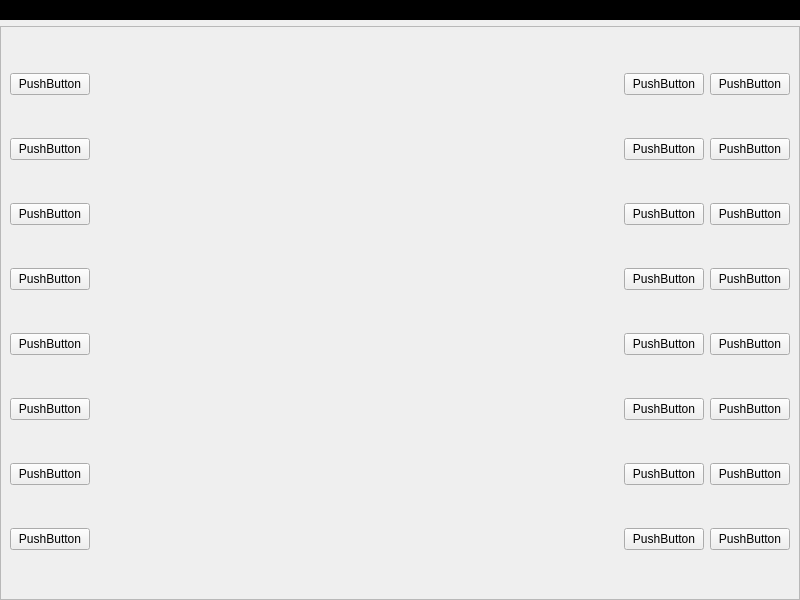
NOMAD1992/qtmenu, file mainwindow.ui: the form before one commit.
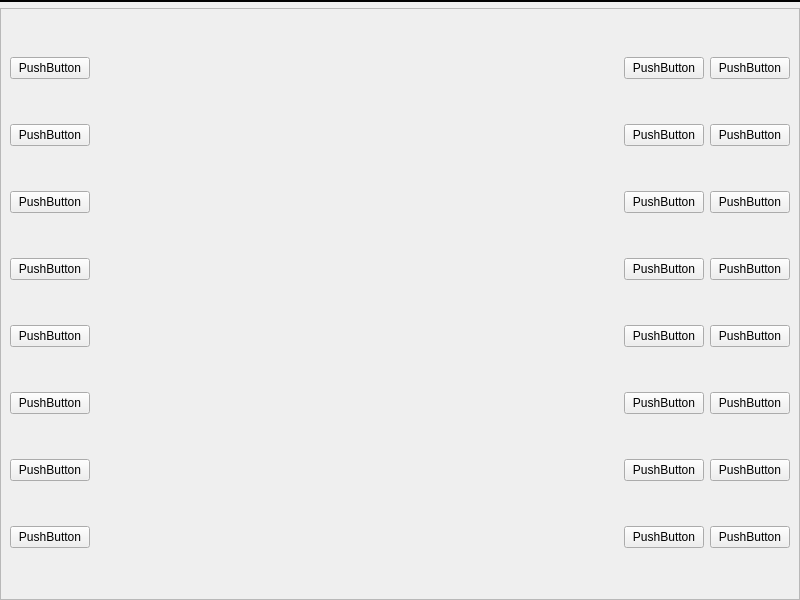
The form after the commit.

The edit to the form file:
```diff
--- a/mainwindow.ui
+++ b/mainwindow.ui
@@ -38,7 +38,23 @@
       <property name="frameShadow">
        <enum>QFrame::Raised</enum>
       </property>
-      <layout class="QHBoxLayout" name="m_menuBarLayout"/>
+      <layout class="QHBoxLayout" name="m_menuBarLayout">
+       <property name="spacing">
+        <number>1</number>
+       </property>
+       <property name="leftMargin">
+        <number>0</number>
+       </property>
+       <property name="topMargin">
+        <number>0</number>
+       </property>
+       <property name="rightMargin">
+        <number>0</number>
+       </property>
+       <property name="bottomMargin">
+        <number>0</number>
+       </property>
+      </layout>
      </widget>
     </item>
     <item>
```
